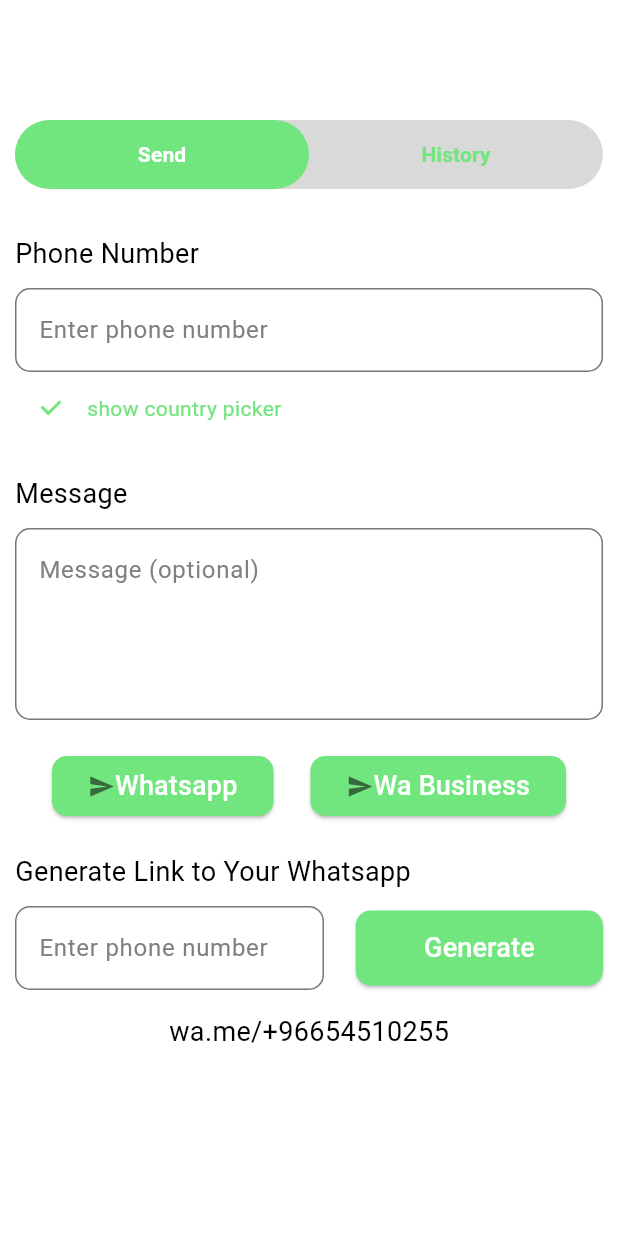
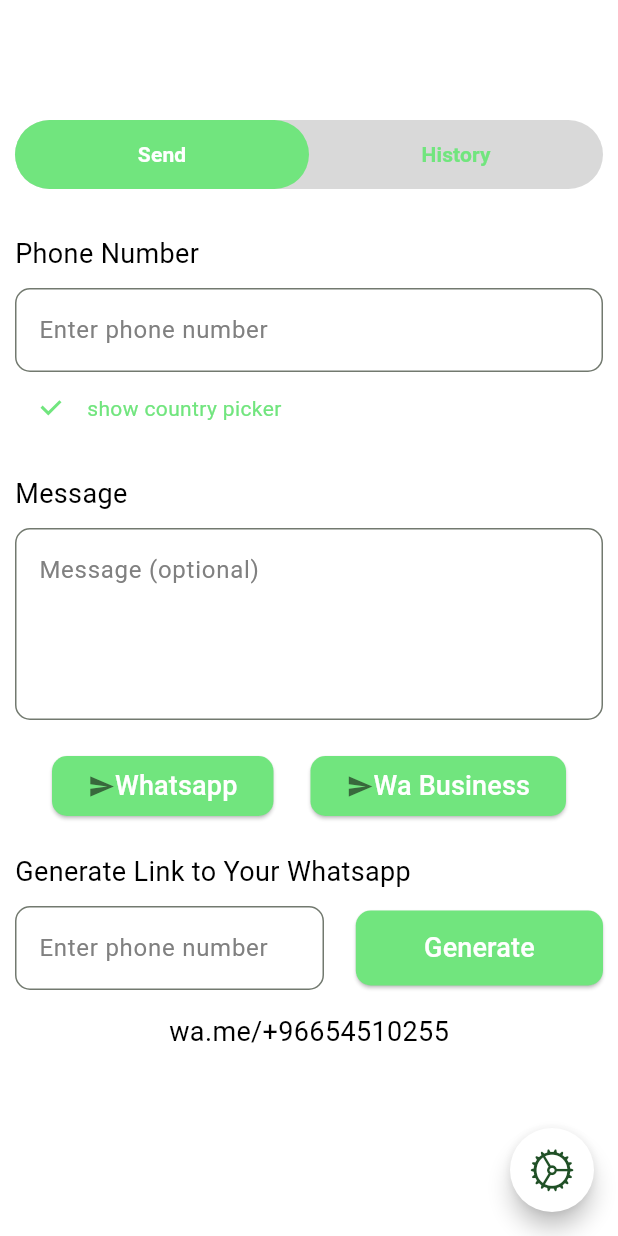
Before and after one commit to monzir3bdo/whatsapp_direct_message, a Flutter app: the HomeScreen screen opened directly, on a phone screen of 412 x 824 dp. Run offline on Flutter 3.47's test engine with Material 3 defaults, Android fonts, the phone set to English and light mode, and no system bars; our stand-ins replace bloc, flutter_bloc, freezed_annotation, gap; generated files the repository leaves out were written again.

Commit message:
Add App Route , Connecting Screens

```diff
--- a/lib/core/app/app.dart
+++ b/lib/core/app/app.dart
@@ -1,8 +1,8 @@
 import 'package:flutter/material.dart';
 import 'package:flutter_bloc/flutter_bloc.dart';
 import 'package:whatsapp_direct_message/blocs/app/app_cubit.dart';
+import 'package:whatsapp_direct_message/core/routes/app_routes.dart';
 import 'package:whatsapp_direct_message/core/theme/app_theme.dart';
-import 'package:whatsapp_direct_message/screens/settings_screen.dart';
 
 class App extends StatelessWidget {
   const App({super.key});
@@ -12,7 +12,7 @@ class App extends StatelessWidget {
     return BlocBuilder<AppCubit, AppState>(
       builder: (context, state) {
         return MaterialApp(
-          home: const SettingsScreen(),
+          onGenerateRoute: AppRoutes.onGenerate,
           theme: lightTheme(),
           darkTheme: darkTheme(),
           themeMode: context.read<AppCubit>().isDark
--- /dev/null
+++ b/lib/core/routes/app_routes.dart
@@ -0,0 +1,22 @@
+import 'package:flutter/material.dart';
+import 'package:whatsapp_direct_message/core/routes/base_route.dart';
+import 'package:whatsapp_direct_message/screens/home_screen.dart';
+import 'package:whatsapp_direct_message/screens/settings_screen.dart';
+
+class AppRoutes {
+  static const homeScreen = '/';
+  static const settingsScreen = '/settings';
+
+  static BaseRoute onGenerate(RouteSettings routeSettings) {
+    final arguments = routeSettings.arguments;
+    switch (routeSettings.name) {
+      case homeScreen:
+        return BaseRoute(screen: const HomeScreen());
+      case settingsScreen:
+        return BaseRoute(screen: const SettingsScreen());
+
+      default:
+        return BaseRoute(screen: const HomeScreen());
+    }
+  }
+}
--- /dev/null
+++ b/lib/core/routes/base_route.dart
@@ -0,0 +1,32 @@
+import 'package:flutter/cupertino.dart';
+
+class BaseRoute extends PageRouteBuilder<dynamic> {
+  BaseRoute({required Widget screen})
+      : super(
+          pageBuilder: (
+            BuildContext context,
+            Animation<double> animation,
+            Animation<double> secondaryAnimation,
+          ) {
+            return Stack(
+              children: [screen],
+            );
+          },
+          transitionsBuilder: (BuildContext context,
+              Animation<double> animation,
+              Animation<double> secondaryAnimation,
+              Widget widget) {
+            const begin = 0.0;
+            const end = 1.0;
+            final curvedAnimations = CurvedAnimation(
+              parent: animation,
+              curve: Curves.bounceInOut,
+            );
+            final tween = Tween<double>(begin: begin, end: end);
+            return FadeTransition(
+              opacity: animation,
+              child: widget,
+            );
+          },
+        );
+}
--- a/lib/core/theme/colors.dart
+++ b/lib/core/theme/colors.dart
@@ -12,7 +12,7 @@ abstract class AppLightColors {
 
 abstract class AppDarkColors {
   static const Color backgroundColor = Color(0xff1E1E1E);
-  static const Color primary = Color(0xff1E1E1E);
+  static const Color primary = Color(0xff71E57E);
   static const Color borderColor = Color(0xff4CAF50);
   static const Color lightBackgroundColor = Color(0xff2A2A2A);
   static const Color lightPrimary = Color(0xff71E57E);
--- a/lib/screens/home_screen.dart
+++ b/lib/screens/home_screen.dart
@@ -1,12 +1,13 @@
 import 'package:flutter/material.dart';
 import 'package:whatsapp_direct_message/core/extensions/build_context_extension.dart';
 import 'package:whatsapp_direct_message/core/extensions/string_extension.dart';
+import 'package:whatsapp_direct_message/widgets/home/home_floating_action_button.dart';
+import 'package:whatsapp_direct_message/widgets/home/home_tabbar.dart';
+import 'package:whatsapp_direct_message/widgets/home/send_widget.dart';
 
-import 'widgets/home/generate_links_widgets.dart';
-import 'widgets/home/home_tabbar.dart';
-import 'widgets/home/message_widgets.dart';
-import 'widgets/home/phone_number_widget.dart';
-import 'widgets/home/send_widget.dart';
+import '../widgets/home/generate_links_widgets.dart';
+import '../widgets/home/message_widgets.dart';
+import '../widgets/home/phone_number_widget.dart';
 
 class HomeScreen extends StatefulWidget {
   const HomeScreen({super.key});
@@ -34,6 +35,7 @@ class _HomeScreenState extends State<HomeScreen>
   @override
   Widget build(BuildContext context) {
     return Scaffold(
+      floatingActionButton: const HomeFloatingActionButton(),
       body: Column(
         children: [
           const SizedBox(
--- /dev/null
+++ b/lib/widgets/home/home_floating_action_button.dart
@@ -0,0 +1,23 @@
+import 'package:flutter/cupertino.dart';
+import 'package:flutter/material.dart';
+import 'package:whatsapp_direct_message/core/extensions/build_context_extension.dart';
+import 'package:whatsapp_direct_message/core/routes/app_routes.dart';
+
+class HomeFloatingActionButton extends StatelessWidget {
+  const HomeFloatingActionButton({super.key});
+
+  @override
+  Widget build(BuildContext context) {
+    return FloatingActionButton(
+      onPressed: () {
+        context.pushNamed(AppRoutes.settingsScreen);
+      },
+      backgroundColor: context.color.floatingActionButtonColor,
+      shape: const CircleBorder(),
+      child: const Icon(
+        CupertinoIcons.settings_solid,
+        size: 30,
+      ),
+    );
+  }
+}
--- a/lib/screens/widgets/home/phone_number_widget.dart
+++ b/lib/widgets/home/phone_number_widget.dart
@@ -1,8 +1,7 @@
 import 'package:flutter/material.dart';
 import 'package:whatsapp_direct_message/core/extensions/build_context_extension.dart';
 import 'package:whatsapp_direct_message/core/extensions/string_extension.dart';
-
-import 'show_country_picker.dart';
+import 'package:whatsapp_direct_message/widgets/home/show_country_picker.dart';
 
 class PhoneNumberWidgets extends StatelessWidget {
   const PhoneNumberWidgets({
--- a/lib/screens/widgets/home/whatsapp_button.dart
+++ b/lib/widgets/home/whatsapp_button.dart
@@ -1,6 +1,6 @@
 import 'package:flutter/material.dart';
 
-import '../../../core/theme/colors.dart';
+import '../../core/theme/colors.dart';
 
 class WhatsappButton extends StatelessWidget {
   final VoidCallback onPressed;
```
Also changed, not shown: lib/core/extensions/build_context_extension.dart (+11 -0 lines), lib/core/widgets/app_back_button.dart (+5 -3 lines), lib/main.dart (+6 -4 lines), lib/widgets/home/generate_links_widgets.dart (renamed from lib/screens/widgets/home/generate_links_widgets.dart), lib/widgets/home/home_tabbar.dart (renamed from lib/screens/widgets/home/home_tabbar.dart), lib/widgets/home/message_widgets.dart (renamed from lib/screens/widgets/home/message_widgets.dart), lib/widgets/home/send_widget.dart (renamed from lib/screens/widgets/home/send_widget.dart), lib/widgets/home/show_country_picker.dart (renamed from lib/screens/widgets/home/show_country_picker.dart).
